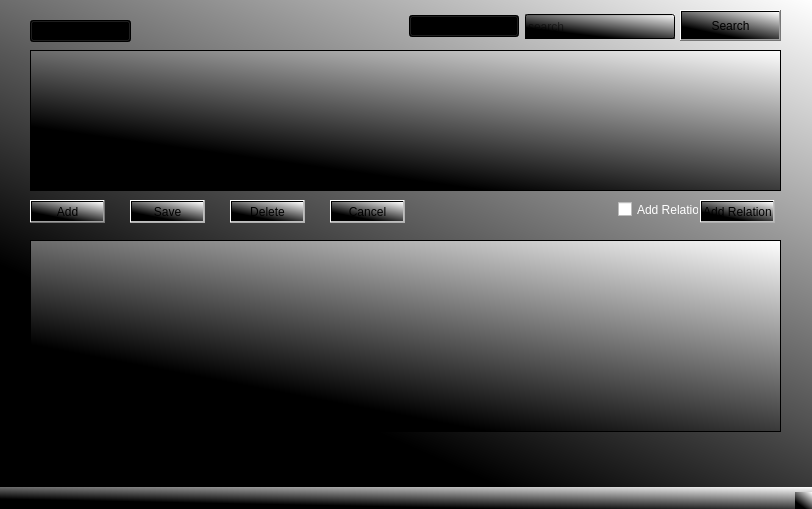
Old version of the form gui.ui in the repository annakrih/T113VLN1-3.
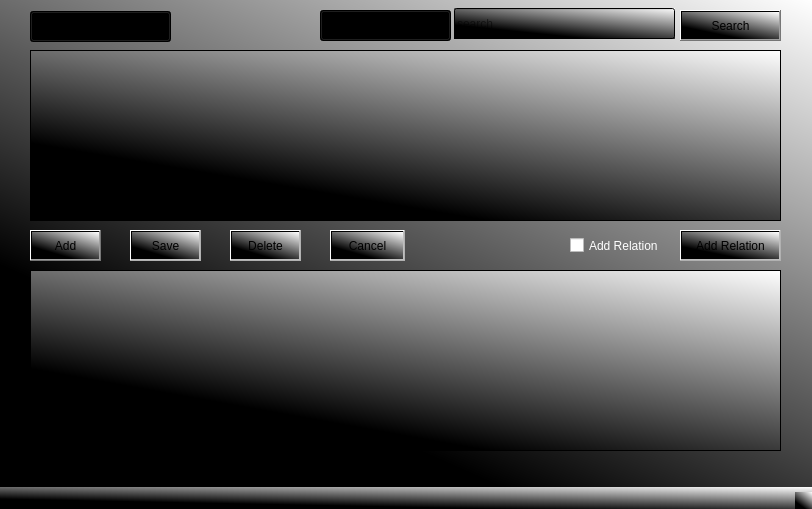
New version of the form.

Diff of the .ui file:
```diff
--- a/gui.ui
+++ b/gui.ui
@@ -24,7 +24,7 @@
       <x>30</x>
       <y>50</y>
       <width>751</width>
-      <height>141</height>
+      <height>171</height>
      </rect>
     </property>
     <property name="styleSheet">
@@ -50,9 +50,9 @@
     <property name="geometry">
      <rect>
       <x>30</x>
-      <y>200</y>
-      <width>75</width>
-      <height>23</height>
+      <y>230</y>
+      <width>71</width>
+      <height>31</height>
      </rect>
     </property>
     <property name="styleSheet">
@@ -70,9 +70,9 @@
     <property name="geometry">
      <rect>
       <x>130</x>
-      <y>200</y>
-      <width>75</width>
-      <height>23</height>
+      <y>230</y>
+      <width>71</width>
+      <height>31</height>
      </rect>
     </property>
     <property name="styleSheet">
@@ -90,9 +90,9 @@
     <property name="geometry">
      <rect>
       <x>230</x>
-      <y>200</y>
-      <width>75</width>
-      <height>23</height>
+      <y>230</y>
+      <width>71</width>
+      <height>31</height>
      </rect>
     </property>
     <property name="styleSheet">
@@ -112,9 +112,9 @@
     <property name="geometry">
      <rect>
       <x>330</x>
-      <y>200</y>
+      <y>230</y>
       <width>75</width>
-      <height>23</height>
+      <height>31</height>
      </rect>
     </property>
     <property name="styleSheet">
@@ -129,9 +129,9 @@
     <property name="geometry">
      <rect>
       <x>30</x>
-      <y>20</y>
-      <width>101</width>
-      <height>22</height>
+      <y>11</y>
+      <width>141</width>
+      <height>31</height>
      </rect>
     </property>
     <property name="styleSheet">
@@ -169,10 +169,10 @@
    <widget class="QLineEdit" name="quickSearchInput">
     <property name="geometry">
      <rect>
-      <x>525</x>
-      <y>14</y>
-      <width>150</width>
-      <height>25</height>
+      <x>454</x>
+      <y>8</y>
+      <width>221</width>
+      <height>31</height>
      </rect>
     </property>
     <property name="styleSheet">
@@ -188,9 +188,9 @@
     <property name="geometry">
      <rect>
       <x>30</x>
-      <y>240</y>
+      <y>270</y>
       <width>751</width>
-      <height>192</height>
+      <height>181</height>
      </rect>
     </property>
     <property name="styleSheet">
@@ -207,10 +207,10 @@
    <widget class="QComboBox" name="searchComboBox">
     <property name="geometry">
      <rect>
-      <x>409</x>
-      <y>15</y>
-      <width>110</width>
-      <height>22</height>
+      <x>320</x>
+      <y>10</y>
+      <width>131</width>
+      <height>31</height>
      </rect>
     </property>
     <property name="styleSheet">
@@ -222,10 +222,10 @@
    <widget class="QCheckBox" name="editRelation">
     <property name="geometry">
      <rect>
-      <x>618</x>
-      <y>201</y>
-      <width>81</width>
-      <height>17</height>
+      <x>570</x>
+      <y>230</y>
+      <width>111</width>
+      <height>31</height>
      </rect>
     </property>
     <property name="styleSheet">
@@ -242,10 +242,10 @@
     </property>
     <property name="geometry">
      <rect>
-      <x>700</x>
-      <y>200</y>
-      <width>75</width>
-      <height>23</height>
+      <x>680</x>
+      <y>230</y>
+      <width>101</width>
+      <height>31</height>
      </rect>
     </property>
     <property name="styleSheet">
```
Left out of the diff: 2 changed lines with no effect on the pictures.
